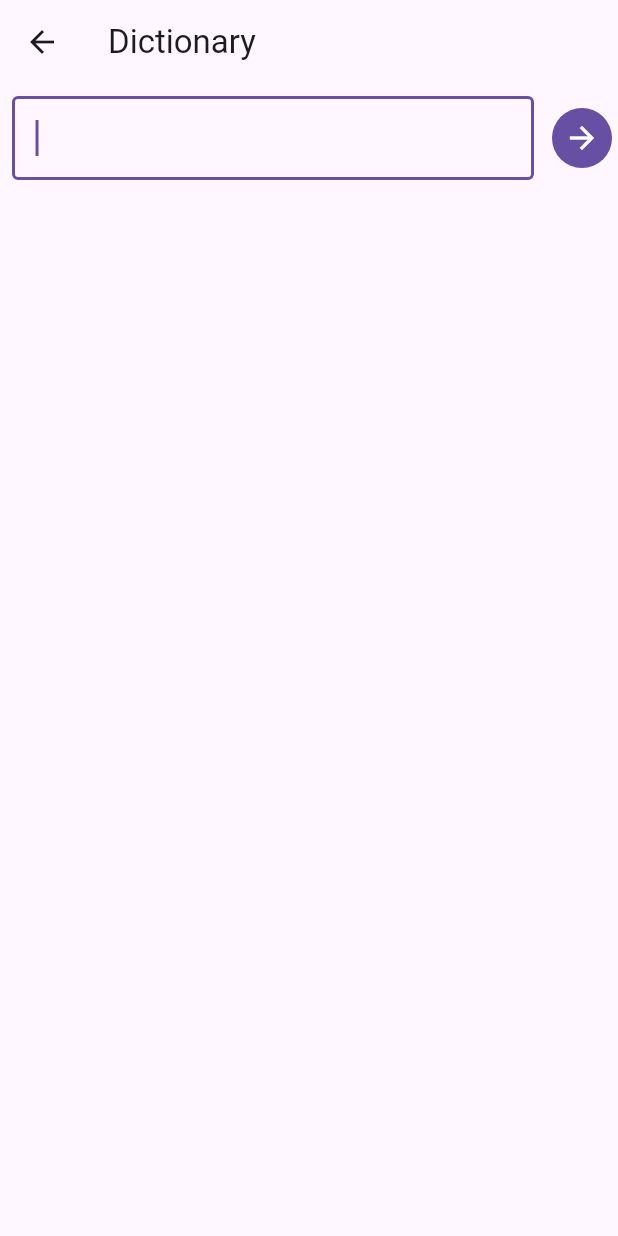
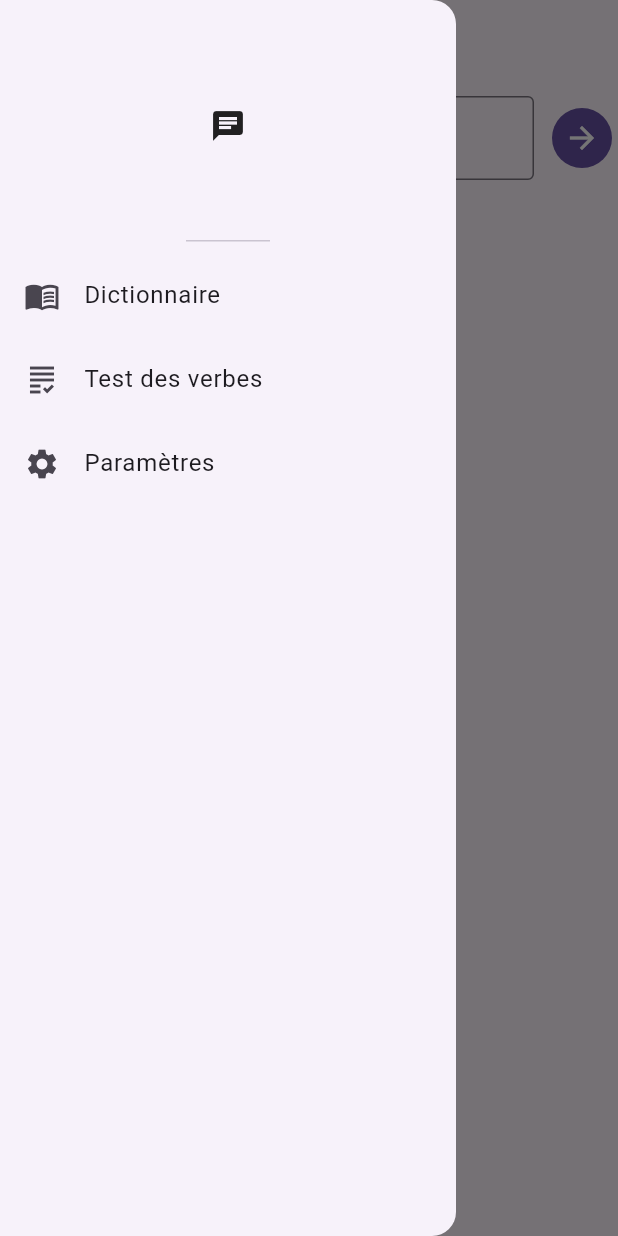
Before and after one commit to amitviz/french_verbs, a Flutter app: the DictionaryApp screen opened by its route, with the side drawer open (before the commit the screen has no drawer), on a phone screen of 412 x 824 dp. Run offline on Flutter 3.47's test engine with Material 3 defaults, Android fonts, the phone set to English and light mode, and no system bars; our stand-ins replace shared_preferences; accounts and stored records are empty.

Commit message:
Rearranged app Updated SDKs Translated elements to French

```diff
--- a/lib/main.dart
+++ b/lib/main.dart
@@ -19,13 +19,13 @@ class MyApp extends StatelessWidget {
       debugShowCheckedModeBanner: false,
       title: 'Le Petit Conjugueur',
       navigatorObservers: [routeObserver],
-      home: VerbApp(),
+      home: DictionaryApp(),
       theme: lightTheme,
       darkTheme: darkTheme,
       themeMode: ThemeMode.system,
       routes: {
         '/verbes': (context) => const VerbApp(),
-        '/home': (context) => const VerbApp(),
+        '/home': (context) => const DictionaryApp(),
         '/dictionnaire': (context) => const DictionaryApp(),
         '/settings': (context) => const SettingsApp(),
       },
--- a/lib/pages/dictionary_app.dart
+++ b/lib/pages/dictionary_app.dart
@@ -7,7 +7,37 @@ class DictionaryApp extends StatelessWidget {
   @override
   Widget build(BuildContext context) {
     return Scaffold(
-      appBar: AppBar(title: Text("Dictionary")),
+      appBar: AppBar(title: Text("")),
+      drawer: Drawer(
+        child: Column(
+          children: [
+            DrawerHeader(child: Icon(Icons.chat)),
+            ListTile(
+              leading: Icon(Icons.menu_book),
+              title: Text("Dictionnaire"),
+              onTap: () {
+                Navigator.pop(context);
+              },
+            ),
+            ListTile(
+              leading: Icon(Icons.grading),
+              title: Text("Test des verbes"),
+              onTap: () {
+                Navigator.pop(context);
+                Navigator.pushNamed(context, '/verbes');
+              },
+            ),
+            ListTile(
+              leading: Icon(Icons.settings),
+              title: Text("Paramètres"),
+              onTap: () {
+                Navigator.pop(context);
+                Navigator.pushNamed(context, '/settings');
+              },
+            ),
+          ],
+        ),
+      ),
       body: SingleChildScrollView(child: DictionaryAppWidget()),
     );
   }
--- a/lib/pages/settings_app.dart
+++ b/lib/pages/settings_app.dart
@@ -12,7 +12,7 @@ class SettingsApp extends StatelessWidget {
       length: 3,
       child: Scaffold(
         appBar: AppBar(
-          title: Text("Settings"),
+          title: Text("Paramètres"),
           actions: [IconButton(icon: Icon(Icons.save), onPressed: () {})],
           bottom: const TabBar(
             tabs: <Widget>[
@@ -25,7 +25,7 @@ class SettingsApp extends StatelessWidget {
         body: const TabBarView(
           children: <Widget>[
             VerbLists(),
-            Center(child: Text("Custom verbs")),
+            Center(child: Text("Verbes personnalisés")),
             MoodsTenses(),
           ],
         ),
```
Also changed, not shown: lib/pages/verb_app.dart (+0 -30 lines), pubspec.lock.
